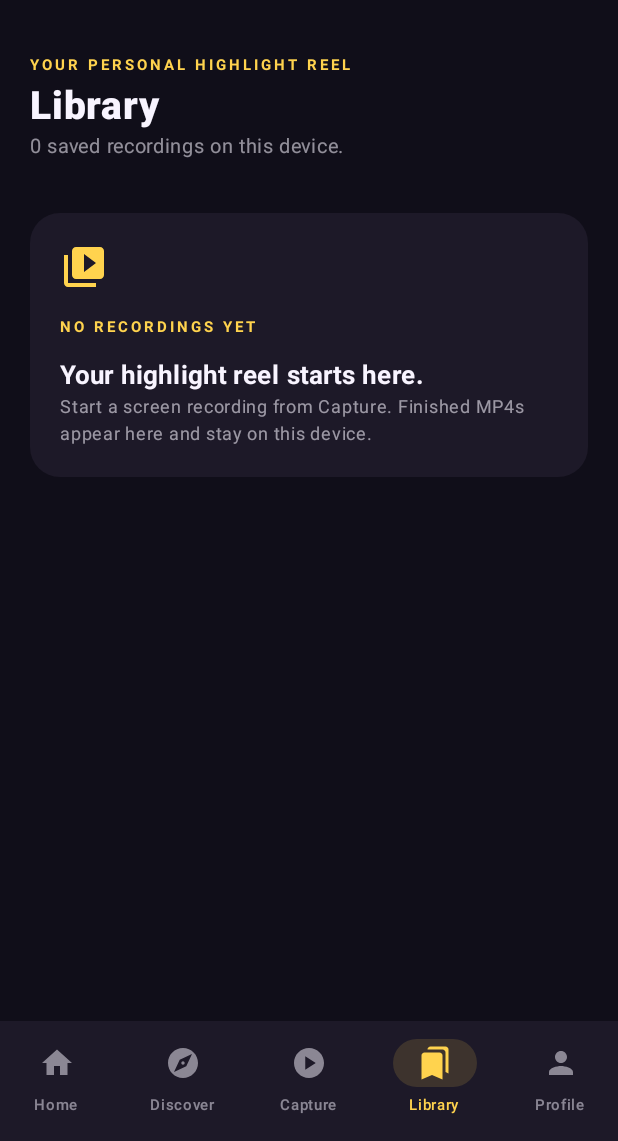
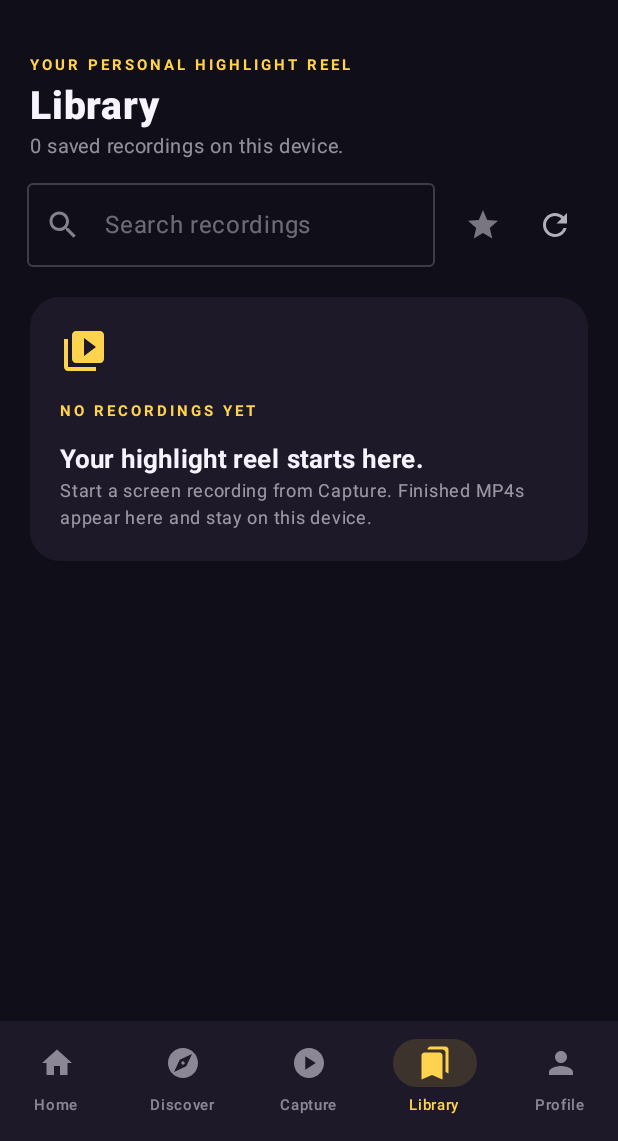
Before and after one commit to domm1402/ProjectReplay, an Android app built with Jetpack Compose: the screen it shows after launch (MainActivity), item 4 of the bottom bar chosen, on a phone screen of 412 x 824 dp, the part 95-1236 px from its top. Run offline under Robolectric (Android 15) with nearby library versions, the phone set to English and light mode, and no system bars.

Commit message:
Upgrade local clip library with search favourites rename and refresh

```diff
--- a/app/src/main/java/com/domm/projectreplay/MainActivity.kt
+++ b/app/src/main/java/com/domm/projectreplay/MainActivity.kt
@@ -310,34 +310,78 @@ private fun DetailRow(label: String, value: String, t: ReplayTheme) {
 @Composable
 private fun Library(t: ReplayTheme) {
     val context = androidx.compose.ui.platform.LocalContext.current
+    val preferences = remember { context.getSharedPreferences("project_replay", Context.MODE_PRIVATE) }
+    val lifecycleOwner = LocalLifecycleOwner.current
     val clips = remember { mutableStateListOf<File>() }
-    LaunchedEffect(Unit) {
+    var search by remember { mutableStateOf("") }
+    var favouritesOnly by remember { mutableStateOf(false) }
+    var renameTarget by remember { mutableStateOf<File?>(null) }
+    var renameText by remember { mutableStateOf("") }
+    var refreshKey by remember { mutableIntStateOf(0) }
+
+    fun refresh() {
         val folder = File(context.getExternalFilesDir(null), "Movies/ProjectReplay")
         clips.clear()
         clips.addAll(folder.listFiles { file -> file.isFile && file.extension.equals("mp4", true) }?.sortedByDescending { it.lastModified() } ?: emptyList())
     }
+    LaunchedEffect(refreshKey) { refresh() }
+    DisposableEffect(lifecycleOwner) {
+        val observer = LifecycleEventObserver { _, event -> if (event == Lifecycle.Event.ON_RESUME) refreshKey++ }
+        lifecycleOwner.lifecycle.addObserver(observer)
+        onDispose { lifecycleOwner.lifecycle.removeObserver(observer) }
+    }
+
+    val visibleClips = clips.filter { file ->
+        val matchesSearch = file.nameWithoutExtension.contains(search.trim(), ignoreCase = true)
+        val isFavourite = preferences.getBoolean("favourite:${file.name}", false)
+        matchesSearch && (!favouritesOnly || isFavourite)
+    }
+
     Column(Modifier.fillMaxSize()) {
         Heading("YOUR PERSONAL HIGHLIGHT REEL", "Library", "${clips.size} saved recording${if (clips.size == 1) "" else "s"} on this device.", t)
-        if (clips.isEmpty()) {
+        Row(Modifier.fillMaxWidth().padding(horizontal = 18.dp), verticalAlignment = Alignment.CenterVertically) {
+            OutlinedTextField(
+                value = search,
+                onValueChange = { search = it },
+                modifier = Modifier.weight(1f),
+                singleLine = true,
+                placeholder = { Text("Search recordings") },
+                leadingIcon = { Icon(Icons.Default.Search, null) },
+                colors = OutlinedTextFieldDefaults.colors(
+                    focusedTextColor = t.ink, unfocusedTextColor = t.ink,
+                    focusedBorderColor = t.accent, unfocusedBorderColor = t.ink.copy(alpha = .2f),
+                    focusedLeadingIconColor = t.accent, unfocusedLeadingIconColor = t.ink.copy(alpha = .5f),
+                    focusedPlaceholderColor = t.ink.copy(alpha = .4f), unfocusedPlaceholderColor = t.ink.copy(alpha = .4f)
+                )
+            )
+            Spacer(Modifier.width(8.dp))
+            IconButton(onClick = { favouritesOnly = !favouritesOnly }) {
+                Icon(Icons.Default.Star, "Toggle favourites only", tint = if (favouritesOnly) t.accent else t.ink.copy(alpha = .45f))
+            }
+            IconButton(onClick = { refreshKey++ }) { Icon(Icons.Default.Refresh, "Refresh library", tint = t.ink.copy(alpha = .7f)) }
+        }
+        if (visibleClips.isEmpty()) {
             Column(Modifier.padding(20.dp).fillMaxWidth().clip(RoundedCornerShape(20.dp)).background(t.panel).padding(20.dp)) {
-                Icon(Icons.Default.VideoLibrary, null, tint = t.accent, modifier = Modifier.size(32.dp))
+                Icon(if (clips.isEmpty()) Icons.Default.VideoLibrary else Icons.Default.SearchOff, null, tint = t.accent, modifier = Modifier.size(32.dp))
                 Spacer(Modifier.height(12.dp))
-                Text("NO RECORDINGS YET", color = t.accent, fontSize = 10.sp, fontWeight = FontWeight.Bold, letterSpacing = 2.sp)
+                Text(if (clips.isEmpty()) "NO RECORDINGS YET" else "NO MATCHES", color = t.accent, fontSize = 10.sp, fontWeight = FontWeight.Bold, letterSpacing = 2.sp)
                 Spacer(Modifier.height(8.dp))
-                Text("Your highlight reel starts here.", color = t.ink, fontSize = 17.sp, fontWeight = FontWeight.Bold)
-                Text("Start a screen recording from Capture. Finished MP4s appear here and stay on this device.", color = t.ink.copy(alpha = .58f), fontSize = 12.sp, lineHeight = 18.sp)
+                Text(if (clips.isEmpty()) "Your highlight reel starts here." else "Try another search or turn off the favourites filter.", color = t.ink, fontSize = 17.sp, fontWeight = FontWeight.Bold)
+                Text(if (clips.isEmpty()) "Start a screen recording from Capture. Finished MP4s appear here and stay on this device." else "Your recordings are still safe on this device.", color = t.ink.copy(alpha = .58f), fontSize = 12.sp, lineHeight = 18.sp)
             }
         } else {
-            LazyColumn(contentPadding = PaddingValues(horizontal = 18.dp, vertical = 8.dp), verticalArrangement = Arrangement.spacedBy(10.dp)) {
-                items(clips, key = { it.absolutePath }) { file ->
+            LazyColumn(contentPadding = PaddingValues(horizontal = 18.dp, vertical = 10.dp), verticalArrangement = Arrangement.spacedBy(10.dp)) {
+                items(visibleClips, key = { it.absolutePath }) { file ->
+                    val favourite = preferences.getBoolean("favourite:${file.name}", false)
                     Surface(color = t.panel, shape = RoundedCornerShape(16.dp)) {
+                        Column {
                             Row(Modifier.fillMaxWidth().clickable {
                                 runCatching {
                                     val uri = FileProvider.getUriForFile(context, "${context.packageName}.fileprovider", file)
                                     context.startActivity(Intent(Intent.ACTION_VIEW).setDataAndType(uri, "video/mp4").addFlags(Intent.FLAG_GRANT_READ_URI_PERMISSION))
                                 }
-                        }.padding(14.dp), verticalAlignment = Alignment.CenterVertically) {
-                            Box(Modifier.size(48.dp).clip(RoundedCornerShape(12.dp)).background(t.secondary.copy(alpha = .18f)), contentAlignment = Alignment.Center) {
+                            }.padding(start = 14.dp, top = 14.dp, end = 8.dp, bottom = 6.dp), verticalAlignment = Alignment.CenterVertically) {
+                                Box(Modifier.size(46.dp).clip(RoundedCornerShape(12.dp)).background(t.secondary.copy(alpha = .18f)), contentAlignment = Alignment.Center) {
                                     Icon(Icons.Default.PlayArrow, null, tint = t.secondary, modifier = Modifier.size(28.dp))
                                 }
                                 Spacer(Modifier.width(12.dp))
@@ -346,12 +390,28 @@ private fun Library(t: ReplayTheme) {
                                     Text("${file.length() / (1024 * 1024)} MB  ·  ${java.text.SimpleDateFormat("dd MMM yyyy, HH:mm", java.util.Locale.getDefault()).format(java.util.Date(file.lastModified()))}", color = t.ink.copy(alpha = .5f), fontSize = 10.sp)
                                 }
                                 IconButton(onClick = {
+                                    preferences.edit().putBoolean("favourite:${file.name}", !favourite).apply()
+                                    refreshKey++
+                                }) { Icon(if (favourite) Icons.Default.Star else Icons.Default.StarBorder, "Favourite", tint = if (favourite) t.accent else t.ink.copy(alpha = .5f)) }
+                                IconButton(onClick = { renameTarget = file; renameText = file.nameWithoutExtension }) { Icon(Icons.Default.Edit, "Rename", tint = t.ink.copy(alpha = .65f)) }
+                                IconButton(onClick = {
                                     runCatching {
                                         val uri = FileProvider.getUriForFile(context, "${context.packageName}.fileprovider", file)
                                         context.startActivity(Intent.createChooser(Intent(Intent.ACTION_SEND).setType("video/mp4").putExtra(Intent.EXTRA_STREAM, uri).addFlags(Intent.FLAG_GRANT_READ_URI_PERMISSION), "Share recording"))
                                     }
                                 }) { Icon(Icons.Default.Share, "Share", tint = t.accent) }
-                            IconButton(onClick = { if (file.delete()) clips.remove(file) }) { Icon(Icons.Default.DeleteOutline, "Delete", tint = t.ink.copy(alpha = .6f)) }
+                            }
+                            Row(Modifier.fillMaxWidth().padding(start = 72.dp, end = 14.dp, bottom = 10.dp), horizontalArrangement = Arrangement.End) {
+                                TextButton(onClick = {
+                                    if (file.delete()) {
+                                        preferences.edit().remove("favourite:${file.name}").apply()
+                                        clips.remove(file)
+                                    }
+                                }) {
+                                    Icon(Icons.Default.DeleteOutline, null, modifier = Modifier.size(15.dp), tint = t.ink.copy(alpha = .55f))
+                                    Spacer(Modifier.width(4.dp))
+                                    Text("Delete", color = t.ink.copy(alpha = .6f), fontSize = 11.sp)
+                                }
                             }
                         }
                     }
@@ -360,6 +420,39 @@ private fun Library(t: ReplayTheme) {
         }
     }
 
+    if (renameTarget != null) {
+        AlertDialog(
+            onDismissRequest = { renameTarget = null },
+            containerColor = t.panel,
+            title = { Text("Rename recording", color = t.ink, fontWeight = FontWeight.Bold) },
+            text = {
+                OutlinedTextField(
+                    value = renameText,
+                    onValueChange = { renameText = it.take(64).filter { ch -> ch.isLetterOrDigit() || ch == ' ' || ch == '-' || ch == '_' } },
+                    singleLine = true,
+                    label = { Text("Recording name") },
+                    colors = OutlinedTextFieldDefaults.colors(focusedTextColor = t.ink, unfocusedTextColor = t.ink, focusedBorderColor = t.accent, unfocusedBorderColor = t.ink.copy(alpha = .3f))
+                )
+            },
+            confirmButton = {
+                TextButton(onClick = {
+                    val old = renameTarget
+                    val clean = renameText.trim()
+                    if (old != null && clean.isNotBlank()) {
+                        val renamed = File(old.parentFile, "$clean.mp4")
+                        if (!renamed.exists() && old.renameTo(renamed)) {
+                            val wasFavourite = preferences.getBoolean("favourite:${old.name}", false)
+                            preferences.edit().remove("favourite:${old.name}").putBoolean("favourite:${renamed.name}", wasFavourite).apply()
+                            refreshKey++
+                        }
+                    }
+                    renameTarget = null
+                }) { Text("Save", color = t.accent) }
+            },
+            dismissButton = { TextButton(onClick = { renameTarget = null }) { Text("Cancel", color = t.ink.copy(alpha = .7f)) } }
+        )
+    }
+}
 @Composable
 private fun Profile(t: ReplayTheme) {
     Column {
```
Lines whose indentation alone changed are shown as unchanged.
